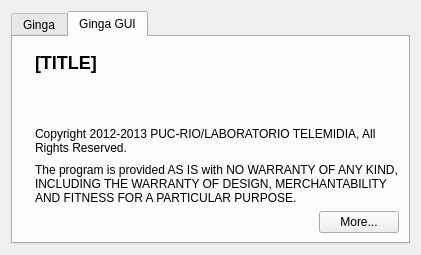
First picture: the form in application/forms/qnplaboutform.ui, repository TeleMidia/ginga-2010-2015-gui, before the edit.
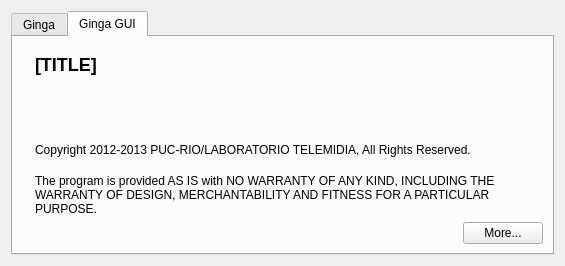
Second picture: the form after the edit. The open tabs and pages were chosen to show the change. Icons and pictures are not drawn.

Diff of the .ui file:
```diff
--- a/application/forms/qnplaboutform.ui
+++ b/application/forms/qnplaboutform.ui
@@ -6,8 +6,8 @@
    <rect>
     <x>0</x>
     <y>0</y>
-    <width>421</width>
-    <height>255</height>
+    <width>565</width>
+    <height>266</height>
    </rect>
   </property>
   <property name="minimumSize">
@@ -126,7 +126,7 @@
        <string>Ginga GUI</string>
       </attribute>
       <layout class="QGridLayout" name="gridLayout_3">
-       <item row="0" column="0" rowspan="4">
+       <item row="0" column="0" rowspan="4" alignment="Qt::AlignTop">
         <widget class="QLabel" name="lbIcon_2">
          <property name="text">
           <string/>
```
Left out of the diff: 4 changed lines with no effect on the pictures.
